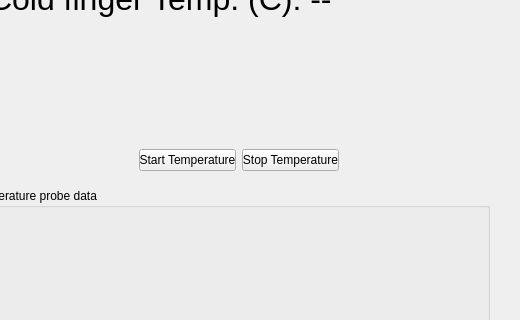
Before: the Qt Designer form View/Designer/periodicMeasurementUI.ui in Srinivas-Ganti/TQC, drawn with Qt 5; both pictures show x 611 to 1131 and y 232 to 552 of the 1131 by 905 pixel window.
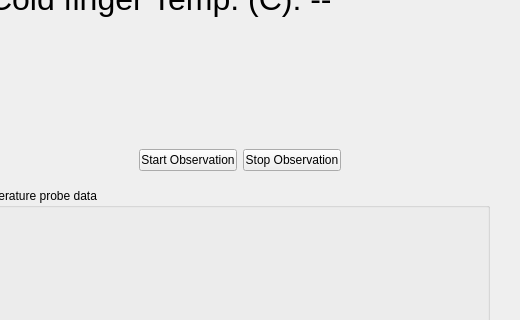
After: the same form once the commit is applied. Custom widgets are drawn as their Qt base class.

Commit message: add temperature plot

```diff
--- a/View/Designer/periodicMeasurementUI.ui
+++ b/View/Designer/periodicMeasurementUI.ui
@@ -333,7 +333,7 @@
      <rect>
       <x>750</x>
       <y>380</y>
-      <width>200</width>
+      <width>202</width>
       <height>25</height>
      </rect>
     </property>
@@ -341,14 +341,14 @@
      <item>
       <widget class="QPushButton" name="btnStartTemp">
        <property name="text">
-        <string>Start Temperature</string>
+        <string>Start Observation</string>
        </property>
       </widget>
      </item>
      <item>
       <widget class="QPushButton" name="btnStopTemp">
        <property name="text">
-        <string>Stop Temperature</string>
+        <string>Stop Observation</string>
        </property>
       </widget>
      </item>
```
